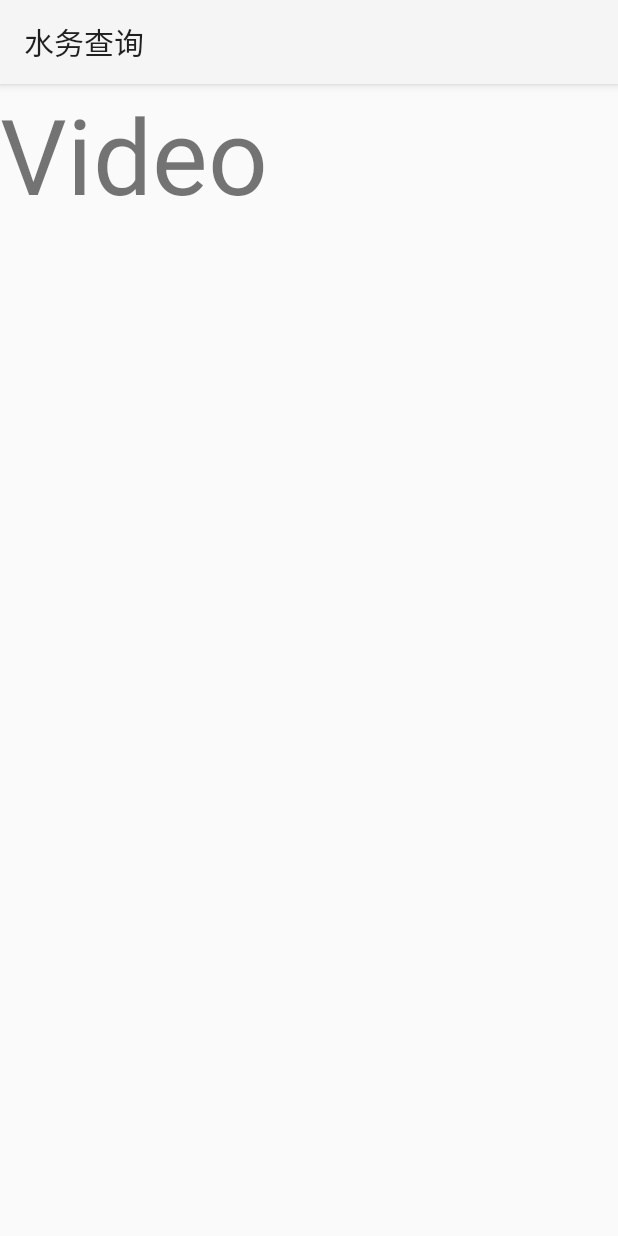
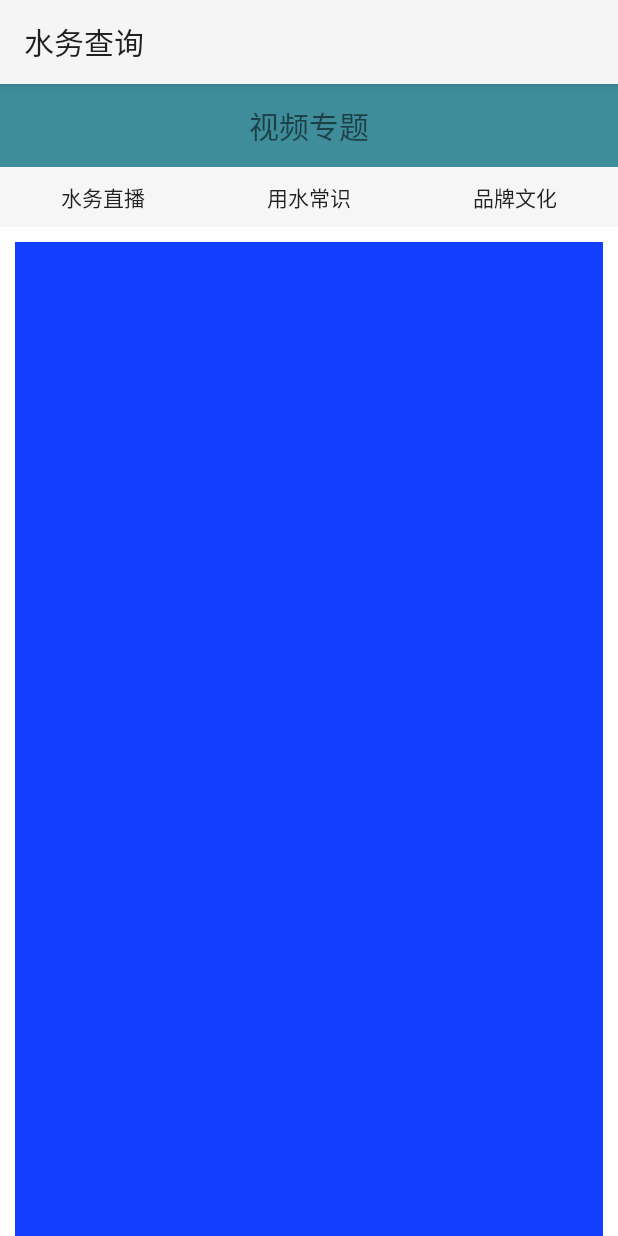
Before and after one commit to CoCoCorina/Water_Query, an Android app: the fragment VideosFragment shown on its own in the app's theme, on a phone screen of 412 x 824 dp. Run offline under Robolectric (Android 15) with nearby library versions, the phone set to English and light mode, and no system bars; 1 statement that could not run was skipped.

Commit message:
视频页

```diff
--- a/app/build.gradle
+++ b/app/build.gradle
@@ -36,6 +36,7 @@ dependencies {
     //noinspection GradleCompatible
     implementation 'com.android.support:design:28.0.0'
     testImplementation 'junit:junit:4.12'
+    //noinspection GradleCompatible
     androidTestImplementation 'com.android.support.test:runner:1.0.2'
     androidTestImplementation 'com.android.support.test.espresso:espresso-core:3.0.2'
 
@@ -45,6 +46,6 @@ dependencies {
     implementation 'com.squareup.okhttp3:okhttp:3.8.1'
     //图表
     implementation 'com.github.PhilJay:MPAndroidChart:v3.0.2'
-    //图像处理
+    //图片处理
     implementation 'com.squareup.picasso:picasso:2.5.2'
 }
--- a/app/src/main/java/com/dev/water_query/fragment/VideosFragment.java
+++ b/app/src/main/java/com/dev/water_query/fragment/VideosFragment.java
@@ -13,23 +13,11 @@ public class VideosFragment extends Fragment {
         return new VideosFragment();
     }
 
-
-    public VideosFragment() {
-    }
-
-    public static VideosFragment newInstance(String param1, String param2) {
-        VideosFragment fragment = new VideosFragment();
-        return fragment;
-    }
-
-    @Override
-    public void onCreate(Bundle savedInstanceState) {
-        super.onCreate(savedInstanceState);
-    }
-
     @Override
     public View onCreateView(LayoutInflater inflater, ViewGroup container,
                              Bundle savedInstanceState) {
-        return inflater.inflate(R.layout.videos_fragment, container, false);
+        View rootView= inflater.inflate(R.layout.videos_fragment, container, false);
+
+        return rootView;
     }
 }
--- a/app/src/main/res/layout/videos_fragment.xml
+++ b/app/src/main/res/layout/videos_fragment.xml
@@ -5,11 +5,65 @@
     android:layout_height="match_parent"
     tools:context=".fragment.VideosFragment">
 
-    <!-- TODO: Update blank fragment layout -->
-    <TextView
+    <LinearLayout
         android:layout_width="match_parent"
         android:layout_height="match_parent"
-        android:text="Video"
-        android:textSize="70dp" />
+        android:orientation="vertical">
 
+        <TextView
+            android:layout_width="match_parent"
+            android:layout_height="55dp"
+            android:background="#3F8D9B"
+            android:gravity="center"
+            android:text="视频专题"
+            android:textSize="20sp" />
+
+        <LinearLayout
+            android:layout_width="match_parent"
+            android:layout_height="40dp"
+            android:orientation="horizontal">
+
+            <Button
+                android:layout_width="0dp"
+                android:layout_height="match_parent"
+                android:layout_weight="1"
+                android:background="#F6F6F6"
+                android:text="水务直播" />
+
+            <Button
+                android:layout_width="0dp"
+                android:layout_height="match_parent"
+                android:layout_weight="1"
+                android:background="#F6F6F6"
+                android:text="用水常识" />
+
+            <Button
+                android:layout_width="0dp"
+                android:layout_height="match_parent"
+                android:layout_weight="1"
+                android:background="#F6F6F6"
+                android:text="品牌文化" />
+
+        </LinearLayout>
+
+        <LinearLayout
+            android:layout_width="match_parent"
+            android:layout_height="match_parent"
+            android:background="#FFFFFF">
+
+            <android.support.v4.view.ViewPager
+                android:id="@+id/vp_video"
+                android:background="#123FFF"
+                android:layout_width="match_parent"
+                android:layout_height="match_parent"
+                android:layout_marginLeft="10dp"
+                android:layout_marginRight="10dp"
+                android:layout_marginTop="10dp" >
+
+
+
+            </android.support.v4.view.ViewPager>
+
+        </LinearLayout>
+    </LinearLayout>
 </FrameLayout>
```
Also changed, not shown: 1 other file.
